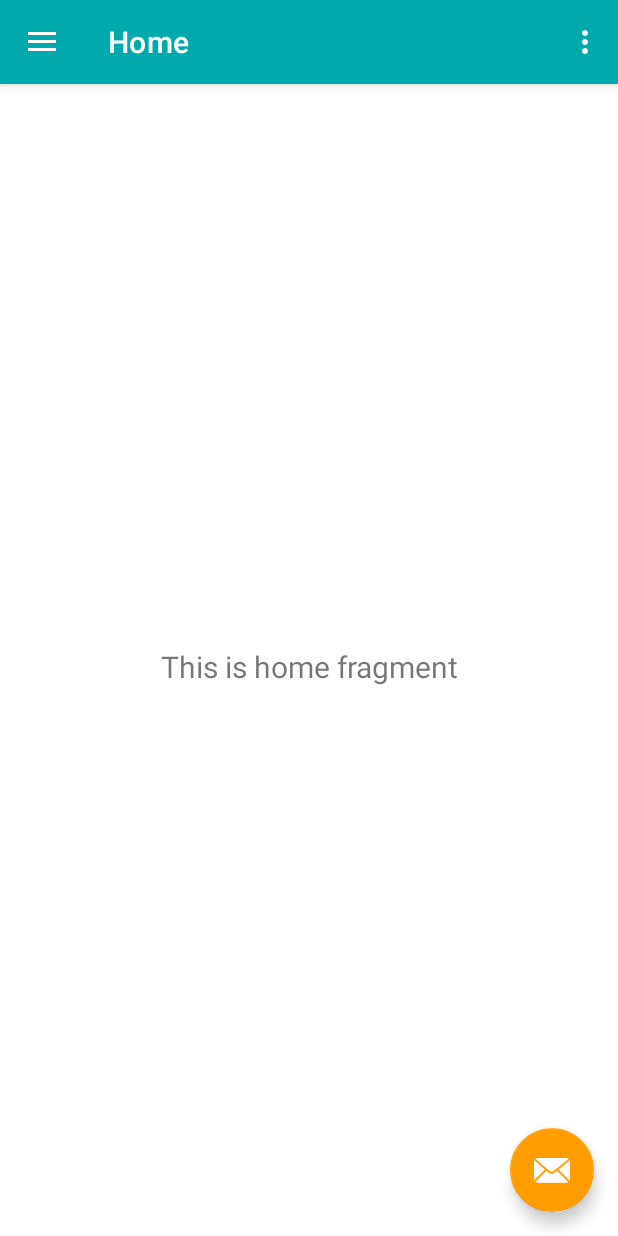
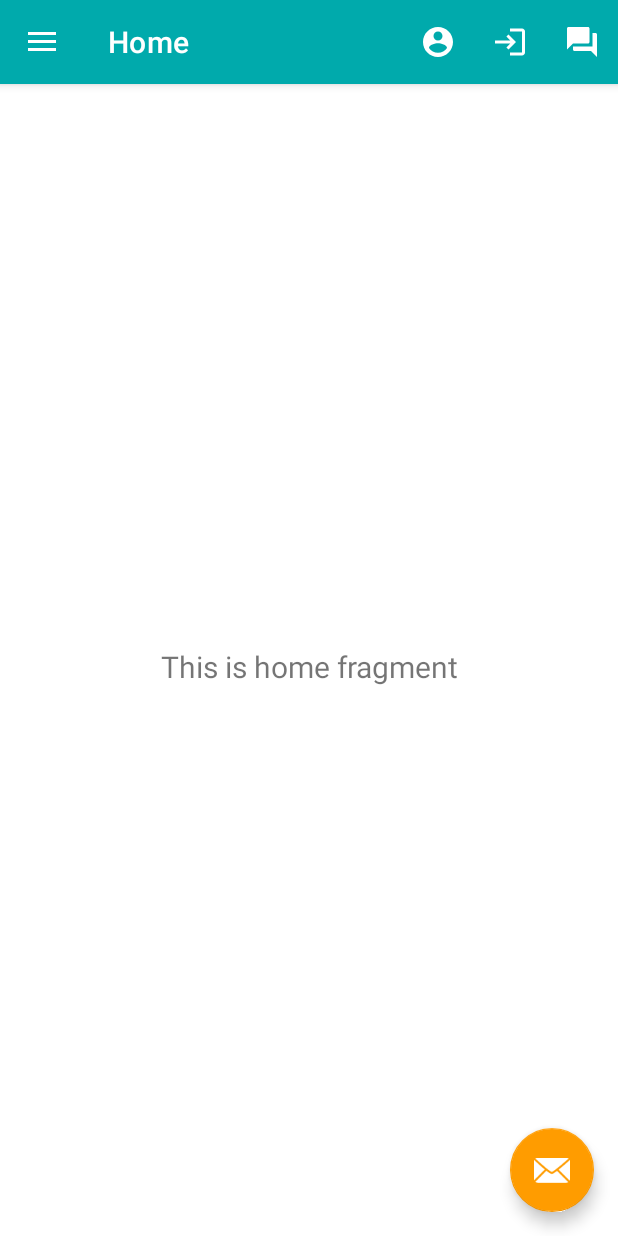
Before and after one commit to spid3rmn/AND1-MySuperApp, an Android app: the screen it shows after launch (MainActivity), on a phone screen of 412 x 824 dp. Run offline under Robolectric (Android 15) with nearby library versions, the phone set to English and light mode, and no system bars; our stand-ins replace navigation-ui.

Commit message:
Preparing for login and icons

```diff
--- a/app/src/main/java/com/example/mykampustest/MainActivity.java
+++ b/app/src/main/java/com/example/mykampustest/MainActivity.java
@@ -23,7 +23,7 @@ public class MainActivity extends AppCompatActivity {
 
     private AppBarConfiguration mAppBarConfiguration;
     private ActivityMainBinding binding;
-    private NavController navController;
+    //private NavController navController;
 
     @Override
     protected void onCreate(Bundle savedInstanceState) {
@@ -32,6 +32,7 @@ public class MainActivity extends AppCompatActivity {
         binding = ActivityMainBinding.inflate(getLayoutInflater());
         setContentView(binding.getRoot());
 
+        //floating button
         setSupportActionBar(binding.appBarMain.toolbar);
         binding.appBarMain.fab.setOnClickListener(new View.OnClickListener() {
             @Override
@@ -75,6 +76,8 @@ public class MainActivity extends AppCompatActivity {
         switch (item.getItemId()) {
             case R.id.action_signin:
                 return true;
+            case R.id.action_signout:
+                return true;
             case R.id.action_faq:
                 return true;
             default:
--- /dev/null
+++ b/app/src/main/res/drawable/ic_baseline_logout.xml
@@ -0,0 +1,10 @@
+<vector xmlns:android="http://schemas.android.com/apk/res/android"
+    android:width="24dp"
+    android:height="24dp"
+    android:viewportWidth="24"
+    android:viewportHeight="24"
+    android:tint="?attr/colorControlNormal">
+  <path
+      android:fillColor="@android:color/white"
+      android:pathData="M11,7L9.6,8.4l2.6,2.6H2v2h10.2l-2.6,2.6L11,17l5,-5L11,7zM20,19h-8v2h8c1.1,0 2,-0.9 2,-2V5c0,-1.1 -0.9,-2 -2,-2h-8v2h8V19z"/>
+</vector>
--- /dev/null
+++ b/app/src/main/res/drawable/ic_baseline_question_answer_24.xml
@@ -0,0 +1,10 @@
+<vector xmlns:android="http://schemas.android.com/apk/res/android"
+    android:width="24dp"
+    android:height="24dp"
+    android:viewportWidth="24"
+    android:viewportHeight="24"
+    android:tint="?attr/colorControlNormal">
+  <path
+      android:fillColor="@android:color/white"
+      android:pathData="M21,6h-2v9L6,15v2c0,0.55 0.45,1 1,1h11l4,4L22,7c0,-0.55 -0.45,-1 -1,-1zM17,12L17,3c0,-0.55 -0.45,-1 -1,-1L3,2c-0.55,0 -1,0.45 -1,1v14l4,-4h10c0.55,0 1,-0.45 1,-1z"/>
+</vector>
--- a/app/src/main/res/layout/activity_sign_in.xml
+++ b/app/src/main/res/layout/activity_sign_in.xml
@@ -11,6 +11,7 @@
         android:layout_width="wrap_content"
         android:layout_height="wrap_content"
         android:text="Button"
+        android:onClick="signIn"
         app:layout_constraintBottom_toBottomOf="parent"
         app:layout_constraintEnd_toEndOf="parent"
         app:layout_constraintStart_toStartOf="parent"
--- a/app/src/main/res/menu/main.xml
+++ b/app/src/main/res/menu/main.xml
@@ -5,10 +5,18 @@
         android:id="@+id/action_signin"
         android:orderInCategory="100"
         android:title="@string/action_signin"
-        app:showAsAction="never" />
+        app:showAsAction="ifRoom"
+        android:icon="@drawable/ic_menu_personal_information"/>
+    <item
+        android:id="@+id/action_signout"
+        android:orderInCategory="100"
+        android:title="@string/action_signin"
+        app:showAsAction="ifRoom"
+        android:icon="@drawable/ic_baseline_logout" />
     <item
         android:id="@+id/action_faq"
         android:orderInCategory="100"
         android:title="@string/action_faq"
-        app:showAsAction="never" />
+        app:showAsAction="ifRoom"
+        android:icon="@drawable/ic_baseline_question_answer_24"/>
 </menu>
```
